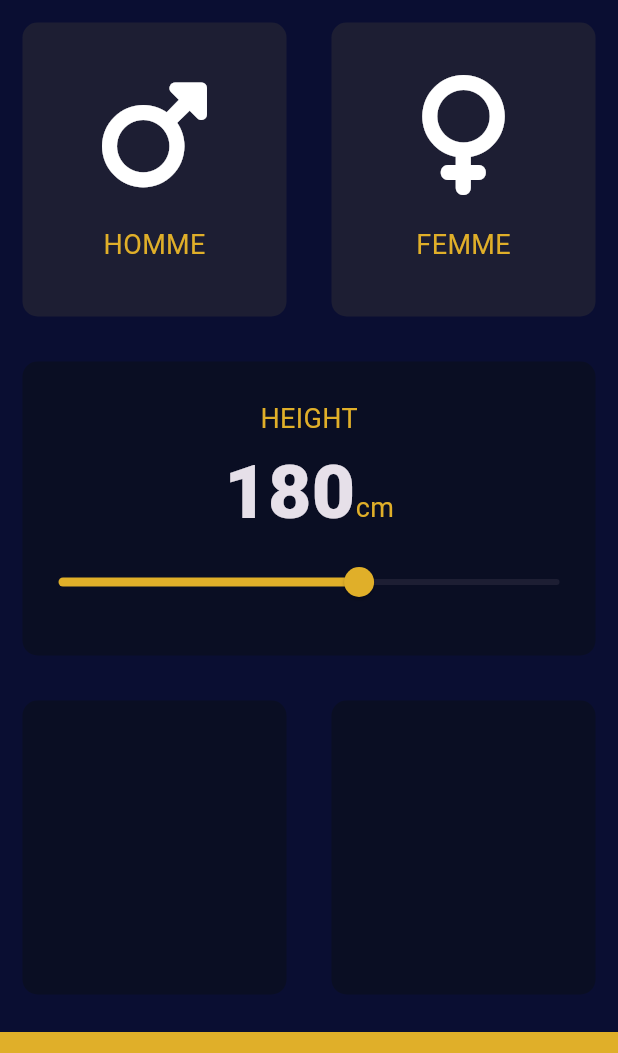
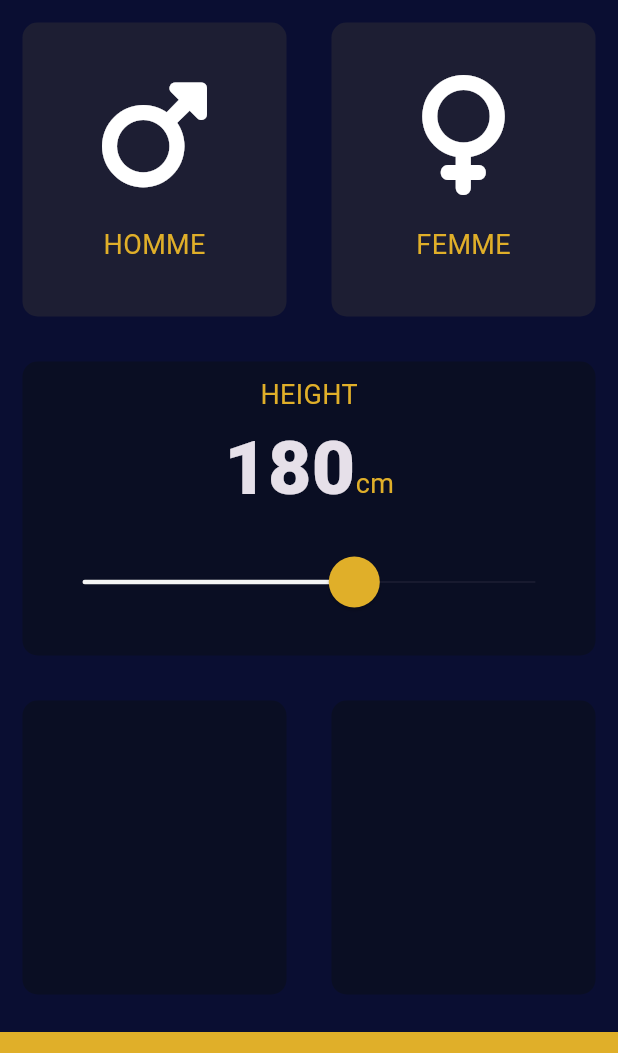
Before and after one commit to Aleks512/IMC-calculator-Flutter, a Flutter app: the screen it shows after launch, on a phone screen of 412 x 824 dp, the part 84-1137 px from its top. Run offline on Flutter 3.47's test engine with Material 3 defaults, Android fonts, the phone set to English and light mode, and no system bars; our stand-ins replace font_awesome_flutter.

Commit message:
slider custom theme

```diff
--- a/lib/input_page.dart
+++ b/lib/input_page.dart
@@ -87,18 +87,28 @@ class _InputPageState extends State<InputPage> {
                     )
                   ],
                 ),
-                Slider(
+                SliderTheme(
+                  // enables to change only wanted proprieties of Slider
+                  data: SliderTheme.of(context).copyWith(
+                    inactiveTrackColor: kInactiveCardsColor,
+                    activeTrackColor: const Color.fromARGB(255, 244, 244, 244),
+                    trackHeight: 1,
+                    thumbColor: kBottomContainerColor,
+                    thumbShape: RoundSliderThumbShape(enabledThumbRadius: 17),
+                    overlayShape: RoundSliderOverlayShape(overlayRadius: 40),
+
+                  ),
+                  child: Slider(
                     value: height.toDouble(),
                     min: 120,
                     max: 220,
-                  activeColor: kBottomContainerColor,
-                  inactiveColor: kInactiveCardsColor,
                     // newValue will be passed from slider to us
                     onChanged: (double newValue) {
                       setState(() {
                         height = newValue.toInt();
                       });
                     },
+                  ),
                 )
               ],
             ),
```
Lines whose indentation alone changed are shown as unchanged.
